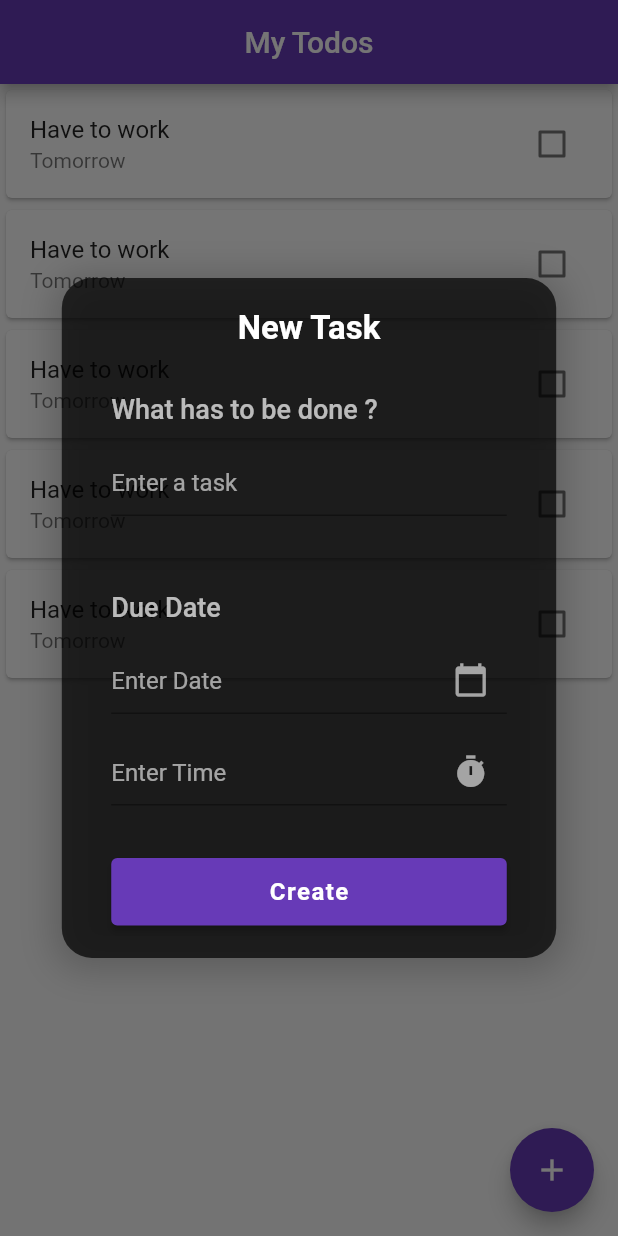
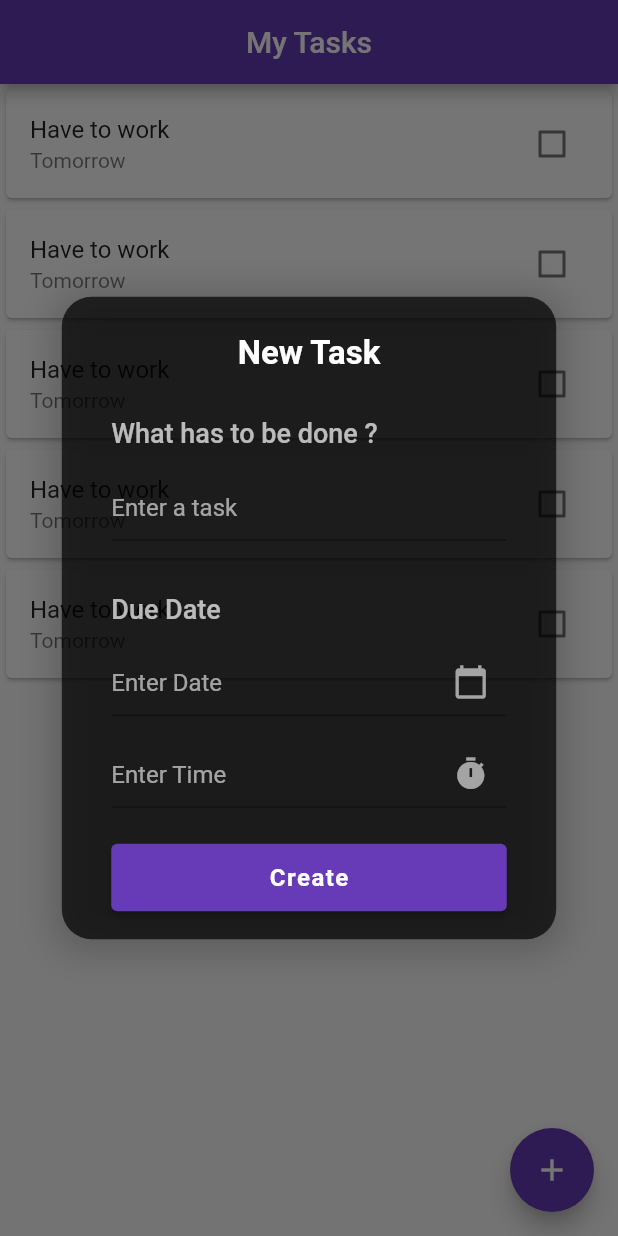
Before and after one commit to hafizflow/Todo-App, a Flutter app: the screen it shows after launch, after a tap on the "add" icon, on a phone screen of 412 x 824 dp. Run offline on Flutter 3.47's test engine with Material 3 defaults, Android fonts, the phone set to English and light mode, and no system bars.

Commit message:
some ui update

```diff
--- a/lib/main.dart
+++ b/lib/main.dart
@@ -1,7 +1,7 @@
 import 'package:flutter/material.dart';
 import 'package:provider/provider.dart';
 import 'package:to_do_provider/screens/home_screen.dart';
-import 'package:to_do_provider/provider/todo_provider.dart';
+import 'package:to_do_provider/provider/task_provider.dart';
 
 void main() {
   runApp(const MyApp());
@@ -14,7 +14,7 @@ class MyApp extends StatelessWidget {
   @override
   Widget build(BuildContext context) {
     return ChangeNotifierProvider(
-      create: (context) => TodoProvider(),
+      create: (context) => TaskProvider(),
       child: MaterialApp(
         title: 'Todo Provider',
         theme: ThemeData(
--- a/lib/models/todo_model.dart
+++ b/lib/models/task_model.dart
@@ -1,9 +1,9 @@
-class TodoModel {
+class TaskModel {
   final String title;
   final String date;
   final String time;
 
-  TodoModel({
+  TaskModel({
     required this.title,
     required this.date,
     required this.time,
--- /dev/null
+++ b/lib/provider/task_provider.dart
@@ -0,0 +1,35 @@
+import 'package:flutter/material.dart';
+import 'package:to_do_provider/models/task_model.dart';
+
+class TaskProvider extends ChangeNotifier {
+  List<TaskModel> todos = [];
+
+  String? taskName;
+  TextEditingController dateCont = TextEditingController();
+  TextEditingController timeCont = TextEditingController();
+
+  bool get isValid =>
+      taskName!.isNotEmpty &&
+      dateCont.text.isNotEmpty &&
+      timeCont.text.isNotEmpty;
+
+  setTitle(String? value) {
+    taskName = value;
+    notifyListeners();
+  }
+
+  setDate(DateTime? date) {}
+
+  setTime(TimeOfDay? time) {}
+
+  addTask() {
+    final task = TaskModel(
+      title: taskName!,
+      date: dateCont.text,
+      time: timeCont.text,
+    );
+
+    todos.add(task);
+    notifyListeners();
+  }
+}
--- a/lib/provider/todo_provider.dart
+++ /dev/null
@@ -1,17 +0,0 @@
-import 'package:flutter/cupertino.dart';
-import 'package:to_do_provider/models/todo_model.dart';
-
-class TodoProvider extends ChangeNotifier {
-  List<TodoModel> todos = [];
-
-  void addTodo() {
-    TodoModel todoModel = TodoModel(
-      title: 'Work',
-      date: '',
-      time: '',
-    );
-
-    todos.add(todoModel);
-    notifyListeners();
-  }
-}
--- a/lib/screens/home_screen.dart
+++ b/lib/screens/home_screen.dart
@@ -1,5 +1,5 @@
 import 'package:flutter/material.dart';
-import 'package:to_do_provider/widgets/CustomDialog.dart';
+import 'package:to_do_provider/widgets/custom_dialog.dart';
 
 class HomeScreen extends StatelessWidget {
   const HomeScreen({super.key});
@@ -8,7 +8,7 @@ class HomeScreen extends StatelessWidget {
   Widget build(BuildContext context) {
     return Scaffold(
       appBar: AppBar(
-        title: const Text('My Todos'),
+        title: const Text('My Tasks'),
         centerTitle: true,
       ),
       body: ListView.builder(
--- a/lib/widgets/CustomDialog.dart
+++ /dev/null
@@ -1,165 +0,0 @@
-import 'package:flutter/material.dart';
-
-class CustomDialog extends StatelessWidget {
-  const CustomDialog({
-    super.key,
-  });
-
-  @override
-  Widget build(BuildContext context) {
-    final mq = MediaQuery.of(context).size;
-    return GestureDetector(
-      onTap: () => FocusScope.of(context).unfocus(),
-      child: Dialog(
-        backgroundColor: Colors.transparent,
-        elevation: 0,
-        child: Container(
-          decoration: BoxDecoration(
-            borderRadius: BorderRadius.circular(20),
-            color: Colors.black.withOpacity(0.7),
-            boxShadow: [
-              BoxShadow(
-                color: Colors.black.withOpacity(0.2),
-                spreadRadius: 5,
-                blurRadius: 20,
-                offset: const Offset(0, 3),
-              ),
-            ],
-          ),
-          child: SizedBox(
-            height: mq.height * .55,
-            width: mq.width * .8,
-            child: Padding(
-              padding: EdgeInsets.symmetric(
-                vertical: mq.height * 0.025,
-                horizontal: mq.width * 0.08,
-              ),
-              child: Column(
-                crossAxisAlignment: CrossAxisAlignment.start,
-                children: [
-                  const Align(
-                    child: Text(
-                      'New Task',
-                      style: TextStyle(
-                        color: Colors.white,
-                        fontSize: 22,
-                        fontWeight: FontWeight.w600,
-                      ),
-                    ),
-                  ),
-                  const SizedBox(height: 30),
-                  const Text(
-                    'What has to be done ?',
-                    style: TextStyle(
-                      color: Colors.white70,
-                      fontSize: 18,
-                      fontWeight: FontWeight.w500,
-                    ),
-                  ),
-                  const SizedBox(height: 16),
-                  const CustomTextField(
-                    hint: 'Enter a task',
-                  ),
-                  const SizedBox(height: 50),
-                  const Text(
-                    'Due Date',
-                    style: TextStyle(
-                      color: Colors.white70,
-                      fontSize: 18,
-                      fontWeight: FontWeight.w500,
-                    ),
-                  ),
-                  const SizedBox(height: 16),
-                  CustomTextField(
-                    readOnly: true,
-                    hint: 'Enter Date',
-                    icon: Icons.calendar_today,
-                    onTap: () async {
-                      DateTime? date = await showDatePicker(
-                        firstDate: DateTime(2023),
-                        lastDate: DateTime(2030),
-                        initialDate: DateTime.now(),
-                        context: context,
-                      );
-                    },
-                  ),
-                  const SizedBox(height: 16),
-                  CustomTextField(
-                    readOnly: true,
-                    hint: 'Enter Time',
-                    icon: Icons.timer,
-                    onTap: () async {
-                      TimeOfDay? time = await showTimePicker(
-                        context: context,
-                        initialTime: TimeOfDay.now(),
-                      );
-                    },
-                  ),
-                  const SizedBox(height: 35),
-                  SizedBox(
-                    width: double.infinity,
-                    height: 45,
-                    child: ElevatedButton(
-                      onPressed: () {},
-                      child: const Text(
-                        'Create',
-                        style: TextStyle(
-                          fontSize: 16,
-                          letterSpacing: 1,
-                          fontWeight: FontWeight.w600,
-                        ),
-                      ),
-                    ),
-                  )
-                ],
-              ),
-            ),
-          ),
-        ),
-      ),
-    );
-  }
-}
-
-class CustomTextField extends StatelessWidget {
-  final String hint;
-  final IconData? icon;
-  final void Function()? onTap;
-  final void Function(String)? controller;
-  final bool readOnly;
-  const CustomTextField({
-    super.key,
-    required this.hint,
-    this.icon,
-    this.onTap,
-    this.readOnly = false,
-    this.controller,
-  });
-
-  @override
-  Widget build(BuildContext context) {
-    return SizedBox(
-      height: 45,
-      child: TextFormField(
-        onTap: onTap,
-        style: const TextStyle(color: Colors.white),
-        readOnly: readOnly,
-        decoration: InputDecoration(
-          suffixIcon: InkWell(
-            child: Icon(icon, color: Colors.white60),
-          ),
-          hintText: hint,
-          hintStyle: const TextStyle(
-            color: Colors.white60,
-          ),
-          focusedBorder: const UnderlineInputBorder(
-            borderSide: BorderSide(
-              color: Colors.deepPurple,
-              width: 2,
-            ),
-          ),
-        ),
-      ),
-    );
-  }
-}
--- /dev/null
+++ b/lib/widgets/constom_text_field.dart
@@ -0,0 +1,44 @@
+import 'package:flutter/material.dart';
+
+class CustomTextField extends StatelessWidget {
+  final String hint;
+  final IconData? icon;
+  final void Function()? onTap;
+  final void Function(String)? controller;
+  final bool readOnly;
+  const CustomTextField({
+    super.key,
+    required this.hint,
+    this.icon,
+    this.onTap,
+    this.readOnly = false,
+    this.controller,
+  });
+
+  @override
+  Widget build(BuildContext context) {
+    return SizedBox(
+      height: 45,
+      child: TextField(
+        onTap: onTap,
+        style: const TextStyle(color: Colors.white),
+        readOnly: readOnly,
+        decoration: InputDecoration(
+          suffixIcon: InkWell(
+            child: Icon(icon, color: Colors.white60),
+          ),
+          hintText: hint,
+          hintStyle: const TextStyle(
+            color: Colors.white60,
+          ),
+          focusedBorder: const UnderlineInputBorder(
+            borderSide: BorderSide(
+              color: Colors.deepPurple,
+              width: 2,
+            ),
+          ),
+        ),
+      ),
+    );
+  }
+}
--- /dev/null
+++ b/lib/widgets/custom_dialog.dart
@@ -0,0 +1,133 @@
+import 'package:flutter/material.dart';
+import 'package:provider/provider.dart';
+import 'package:to_do_provider/provider/task_provider.dart';
+
+import 'constom_text_field.dart';
+
+class CustomDialog extends StatelessWidget {
+  const CustomDialog({
+    super.key,
+  });
+
+  @override
+  Widget build(BuildContext context) {
+    final taskProvider = Provider.of<TaskProvider>(context, listen: false);
+    // for device size
+    final mq = MediaQuery.of(context).size;
+
+    return GestureDetector(
+      onTap: () => FocusScope.of(context).unfocus(),
+      child: Dialog(
+        backgroundColor: Colors.transparent,
+        elevation: 0,
+        child: Container(
+          decoration: BoxDecoration(
+            borderRadius: BorderRadius.circular(20),
+            color: Colors.black.withOpacity(0.7),
+            boxShadow: [
+              BoxShadow(
+                color: Colors.black.withOpacity(0.2),
+                spreadRadius: 5,
+                blurRadius: 20,
+                offset: const Offset(0, 3),
+              ),
+            ],
+          ),
+          child: SizedBox(
+            height: mq.height * .52,
+            width: mq.width * .8,
+            child: Padding(
+              padding: EdgeInsets.symmetric(
+                vertical: mq.height * 0.03,
+                horizontal: mq.width * 0.08,
+              ),
+              child: Consumer<TaskProvider>(
+                builder: (context, taskProvider, _) {
+                  return Column(
+                    crossAxisAlignment: CrossAxisAlignment.start,
+                    children: [
+                      const Align(
+                        child: Text(
+                          'New Task',
+                          style: TextStyle(
+                            color: Colors.white,
+                            fontSize: 22,
+                            fontWeight: FontWeight.w600,
+                          ),
+                        ),
+                      ),
+                      const SizedBox(height: 30),
+                      const Text(
+                        'What has to be done ?',
+                        style: TextStyle(
+                          color: Colors.white70,
+                          fontSize: 18,
+                          fontWeight: FontWeight.w500,
+                        ),
+                      ),
+                      const SizedBox(height: 16),
+                      const CustomTextField(
+                        hint: 'Enter a task',
+                      ),
+                      const SizedBox(height: 35),
+                      const Text(
+                        'Due Date',
+                        style: TextStyle(
+                          color: Colors.white70,
+                          fontSize: 18,
+                          fontWeight: FontWeight.w500,
+                        ),
+                      ),
+                      const SizedBox(height: 16),
+                      CustomTextField(
+                        readOnly: true,
+                        hint: 'Enter Date',
+                        icon: Icons.calendar_today,
+                        onTap: () async {
+                          DateTime? date = await showDatePicker(
+                            firstDate: DateTime(2023),
+                            lastDate: DateTime(2030),
+                            initialDate: DateTime.now(),
+                            context: context,
+                          );
+                        },
+                      ),
+                      const SizedBox(height: 16),
+                      CustomTextField(
+                        readOnly: true,
+                        hint: 'Enter Time',
+                        icon: Icons.timer,
+                        onTap: () async {
+                          TimeOfDay? time = await showTimePicker(
+                            context: context,
+                            initialTime: TimeOfDay.now(),
+                          );
+                        },
+                      ),
+                      const SizedBox(height: 24),
+                      SizedBox(
+                        width: double.infinity,
+                        height: 45,
+                        child: ElevatedButton(
+                          onPressed: () {},
+                          child: const Text(
+                            'Create',
+                            style: TextStyle(
+                              fontSize: 16,
+                              letterSpacing: 1,
+                              fontWeight: FontWeight.w600,
+                            ),
+                          ),
+                        ),
+                      ),
+                    ],
+                  );
+                },
+              ),
+            ),
+          ),
+        ),
+      ),
+    );
+  }
+}
```
